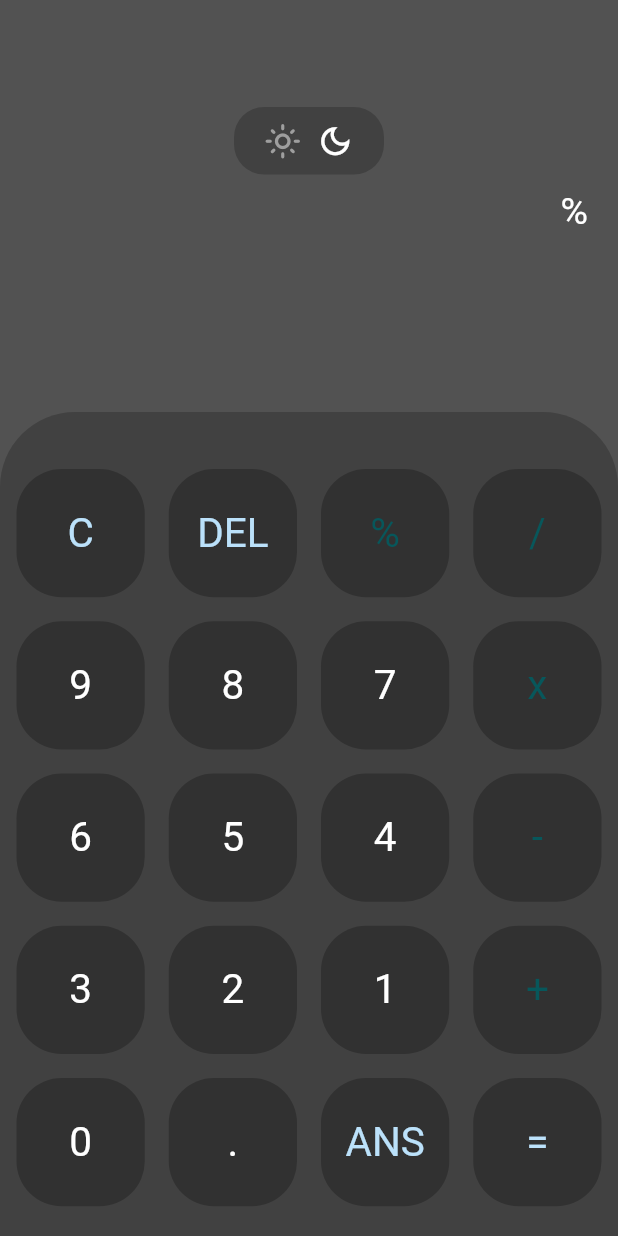
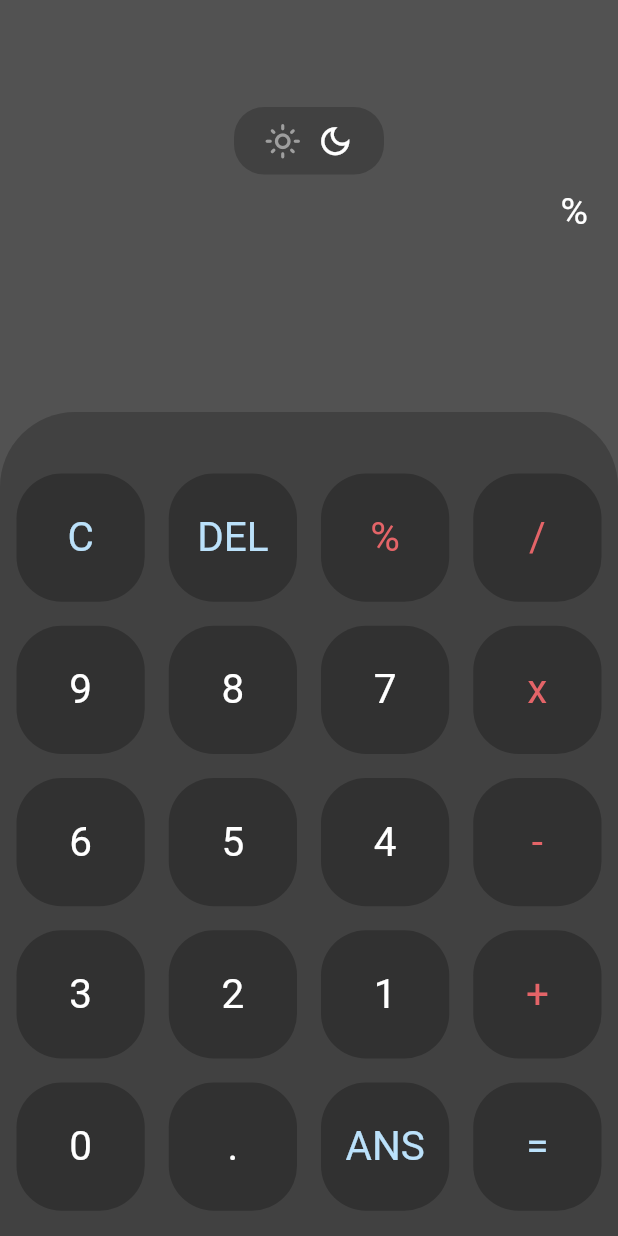
Before and after one commit to Yaduttam95/Calculator_Using_Flutter, a Flutter app: the screen it shows after launch, after a tap on an icon or button, on a phone screen of 412 x 824 dp. Run offline on Flutter 3.47's test engine with Material 2 defaults, Android fonts, the phone set to English and light mode, and no system bars; our stand-ins replace get, math_expressions.

Commit message:
color changed and readme generated

```diff
--- a/lib/screen/main_screen.dart
+++ b/lib/screen/main_screen.dart
@@ -66,7 +66,7 @@ class MainScreen extends StatelessWidget {
               borderRadius: const BorderRadius.only(
                   topLeft: Radius.circular(50), topRight: Radius.circular(50))),
           child: GridView.builder(
-              padding: EdgeInsets.only(top: 27),
+              padding: const EdgeInsets.only(top: 30),
               physics: const NeverScrollableScrollPhysics(),
               itemCount: buttons.length,
               gridDelegate: const SliverGridDelegateWithFixedCrossAxisCount(
@@ -133,7 +133,9 @@ class MainScreen extends StatelessWidget {
                             ? DarkColors.btnBgColor
                             : LightColors.btnBgColor,
                         textColor: isOperator(buttons[index])
-                            ? LightColors.operatorColor
+                            ? themeController.isDark
+                                ? DarkColors.operatorColor
+                                : LightColors.operatorColor
                             : themeController.isDark
                                 ? Colors.white
                                 : Colors.black,
--- a/lib/splash.dart
+++ b/lib/splash.dart
@@ -38,10 +38,12 @@ class SplashScreenState extends State<Splash> {
           // ),
         ),
         child: Container(
+          decoration: BoxDecoration(
+              color: Colors.white,
+              borderRadius: BorderRadius.all(Radius.circular(20))),
           padding: EdgeInsets.fromLTRB(20, 15, 20, 15),
-          color: Colors.white,
           child: Text(
-            "Made with ❤️\nBy Yaduttam Pareek",
+            "Made By\nYaduttam Pareek",
             style: TextStyle(
               fontSize: 20,
               color: Colors.black,
--- a/lib/utils/colors.dart
+++ b/lib/utils/colors.dart
@@ -5,6 +5,7 @@ class DarkColors {
   static const scaffoldBgColor = Color(0xff525252);
   static const sheetBgColor = Color(0xff414141);
   static const btnBgColor = Color(0xff313131);
+  static const operatorColor = Color(0xffE46468);
   static const leftOperatorColor = Color(0xffBBE1FA);
 }
 
```
